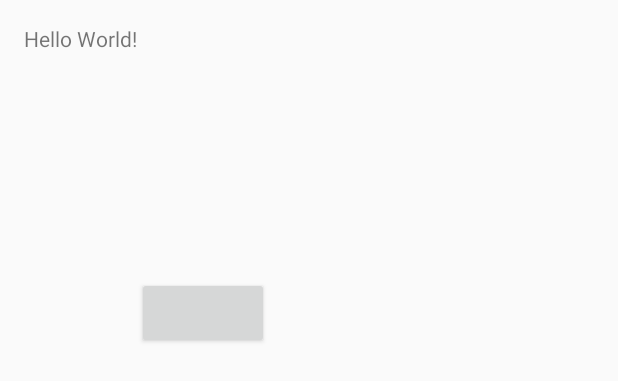
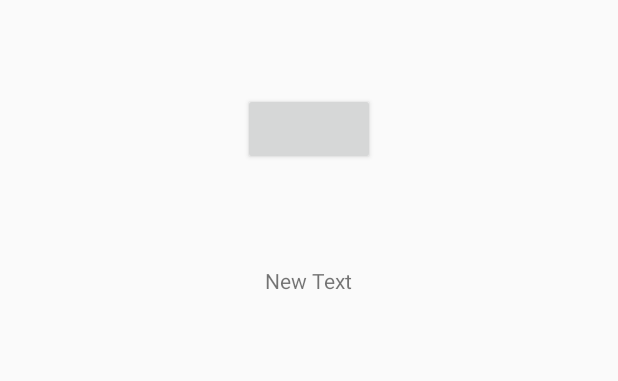
Before and after one commit to junvirgabi/PAds, an Android app: the layout content_main.xml on its own in the app's theme, with its tools: preview values and no code run, on a phone screen of 412 x 824 dp. Shown: the top 381 px of the screen. Run offline under Robolectric (Android 15) with nearby library versions, the phone set to English and light mode, and no system bars; plain views replace LoginButton.

Commit message:
*Invoked .setReadPermissions() and supplied required data to be requested *Made a textview to hold the data to be retrieved.
TO BE IMPLEMENTED NEXT:
*Retrieve data (EARVIN)

```diff
--- a/app/src/main/java/com/pads/MainActivity.java
+++ b/app/src/main/java/com/pads/MainActivity.java
@@ -1,13 +1,9 @@
 package com.pads;
 
-import android.content.Intent;
 import android.os.Bundle;
-import android.support.design.widget.FloatingActionButton;
-import android.support.design.widget.Snackbar;
 import android.support.v7.app.AppCompatActivity;
 import android.support.v7.widget.Toolbar;
 import android.util.Log;
-import android.view.View;
 import android.view.Menu;
 import android.view.MenuItem;
 import android.widget.Toast;
@@ -20,6 +16,8 @@ import com.facebook.login.LoginResult;
 import com.facebook.login.widget.LoginButton;
 import com.google.android.gms.ads.AdRequest;
 import com.google.android.gms.ads.AdView;
+
+import java.util.Arrays;
 
 public class MainActivity extends AppCompatActivity {
 
@@ -49,6 +47,9 @@ public class MainActivity extends AppCompatActivity {
 
         LoginButton loginButton = (LoginButton) findViewById(R.id.login_button);
         CallbackManager callbackManager = CallbackManager.Factory.create();
+
+        //User permissions test
+        loginButton.setReadPermissions(Arrays.asList("public_profile", "user_friends", "user_likes"));
 
         loginButton.registerCallback(callbackManager, new FacebookCallback<LoginResult>() {
             @Override
--- a/app/src/main/res/layout/content_main.xml
+++ b/app/src/main/res/layout/content_main.xml
@@ -13,21 +13,29 @@
     tools:context="com.pads.MainActivity"
     tools:showIn="@layout/activity_main">
 
-    <TextView
-        android:layout_width="wrap_content"
-        android:layout_height="wrap_content"
-        android:text="Hello World!"
-        android:id="@+id/textView" />
+    <!--<TextView-->
+        <!--android:layout_width="wrap_content"-->
+        <!--android:layout_height="wrap_content"-->
+        <!--android:text="Hello World!"-->
+        <!--android:id="@+id/textView" />-->
 
     <com.facebook.login.widget.LoginButton
         android:id="@+id/login_button"
         android:layout_width="wrap_content"
         android:layout_height="wrap_content"
         android:layout_gravity="center_horizontal"
-        android:layout_marginTop="149dp"
-        android:layout_below="@+id/textView"
-        android:layout_toRightOf="@+id/textView"
-        android:layout_toEndOf="@+id/textView" />
+        android:layout_marginTop="46dp"
+        android:layout_alignParentTop="true"
+        android:layout_centerHorizontal="true" />
+
+    <TextView
+        android:layout_width="wrap_content"
+        android:layout_height="wrap_content"
+        android:text="New Text"
+        android:id="@+id/tvTestData"
+        android:layout_below="@+id/login_button"
+        android:layout_centerHorizontal="true"
+        android:layout_marginTop="67dp" />
 
     <com.google.android.gms.ads.AdView
         android:id="@+id/ad_view"
```
